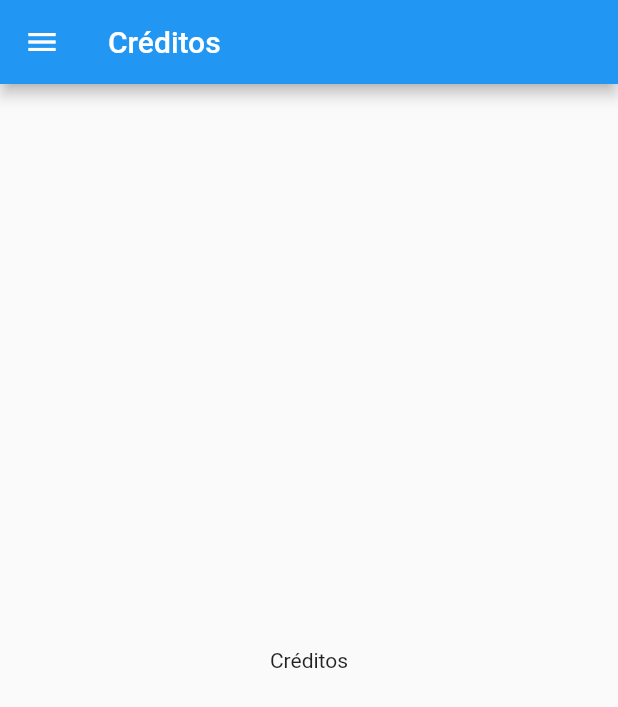
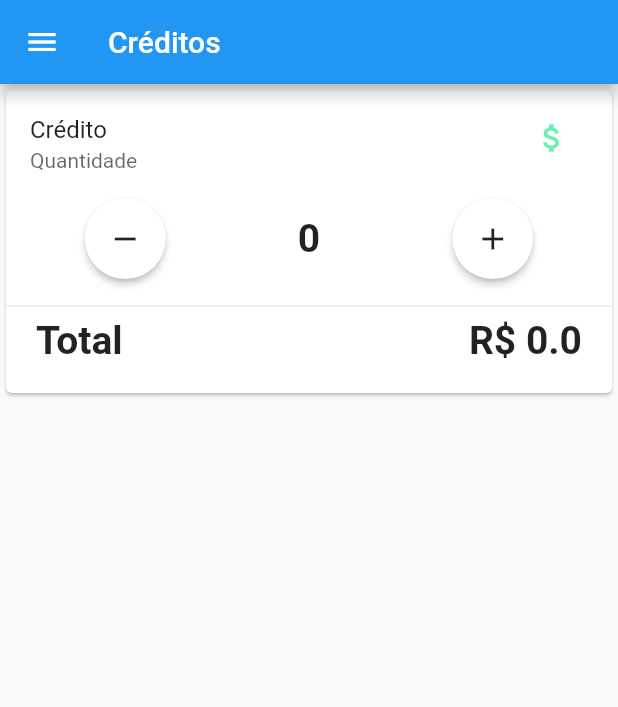
Before and after one commit to raphael-heilbuth/jukebox_controller, a Flutter app: the Creditos screen opened by its route, on a phone screen of 412 x 824 dp. Shown: the top 707 px of the screen. Run offline on Flutter 3.47's test engine with Material 2 defaults, Android fonts, the phone set to English and light mode, and no system bars; missing offline and left inert: http_interceptor; statements that could not run were skipped.

Commit message:
fix: Adicionar creditos. #5

```diff
--- a/lib/http/web.clients/controles_webclient.dart
+++ b/lib/http/web.clients/controles_webclient.dart
@@ -22,4 +22,31 @@ class ControlesWebClient {
 
     return Success.fromJson(jsonDecode(response.body));
   }
+
+  Future<Success> addCredito(qtd) async {
+    final String qtdCreditos = jsonEncode({'QtdCredito': qtd});
+
+    final Response response = await client.post(baseUrl + 'credito',
+        headers: {'Content-type' : 'application/json'},
+        body: qtdCreditos
+    ).timeout(Duration(seconds: 5));
+
+    if (response.statusCode == 200) {
+      return Success.fromJson(jsonDecode(response.body));
+    }
+
+    throw HttpException(_statusCodeResponses[response.statusCode]);
+  }
+
+  static final Map<int, String> _statusCodeResponses = {
+    400: 'Ocorreu um erro ao realizar a transferência',
+    401: 'Falha de autenticação',
+    409: 'Transferência já realizada',
+  };
 }
+
+class HttpException implements Exception {
+  final String message;
+
+  HttpException(this.message);
+}
--- a/lib/http/webclient.dart
+++ b/lib/http/webclient.dart
@@ -1,10 +1,11 @@
 import 'package:http/http.dart';
-import 'package:http_interceptor/http_interceptor.dart';
+import 'package:http_interceptor/http_client_with_interceptor.dart';
 
 import 'intercepts/intercept.dart';
 
 const String baseUrl = 'http://192.168.15.29:8000/';
 
-final Client client = HttpClientWithInterceptor.build(interceptors: [
-  LoggingInterceptor()
-]);
+final Client client = HttpClientWithInterceptor.build(
+  interceptors: [LoggingInterceptor()],
+  requestTimeout: Duration(seconds: 5),
+);
--- a/lib/screens/creditos.dart
+++ b/lib/screens/creditos.dart
@@ -1,18 +1,118 @@
 import 'package:flutter/material.dart';
+import 'package:jukebox_controller/componentes/centered_message.dart';
 import 'package:jukebox_controller/componentes/drawer.dart';
+import 'package:jukebox_controller/componentes/progress.dart';
+import 'package:jukebox_controller/http/web.clients/controles_webclient.dart';
+import 'package:jukebox_controller/models/success.dart';
 
-class Creditos extends StatelessWidget {
+class Creditos extends StatefulWidget {
+  static const String routeName = '/creditos';
 
-  static const String routeName = '/creditos';
+  @override
+  _CreditosState createState() => _CreditosState();
+}
+
+class _CreditosState extends State<Creditos> {
+  final ControlesWebClient _webClientController = ControlesWebClient();
+
+  int qtdCredito = 0;
+  double valorCredito = 0.50;
+  double valorPagar = 0;
 
   @override
   Widget build(BuildContext context) {
     return new Scaffold(
-        appBar: AppBar(
-          title: Text("Créditos"),
+      appBar: AppBar(
+        title: Text("Créditos"),
+      ),
+      drawer: AppDrawer(),
+      body: ListView(children: [
+        Card(
+          clipBehavior: Clip.antiAlias,
+          child: Column(
+            children: [
+              ListTile(
+                title: const Text('Crédito'),
+                subtitle: Text(
+                  'Quantidade',
+                  style: TextStyle(color: Colors.black.withOpacity(0.6)),
+                ),
+                trailing: new Column(
+                  children: <Widget>[
+                    new IconButton(
+                        icon: new Icon(Icons.attach_money),
+                        color: Colors.greenAccent,
+                        onPressed: () {
+                          _webClientController.addCredito(qtdCredito).then((result) {
+                            setState(() {
+                              qtdCredito = 0;
+                              valorPagar = valorCredito * qtdCredito;
+                            });
+                          });
+                        }
+                        ),
+                  ],
+                ),
+              ),
+              Padding(
+                padding: const EdgeInsets.only(bottom: 10.0),
+                child: Row(
+                  mainAxisAlignment: MainAxisAlignment.spaceAround,
+                  children: [
+                    RawMaterialButton(
+                      onPressed: () => {
+                        setState(() {
+                        qtdCredito--;
+                        valorPagar = valorCredito * qtdCredito;
+                      })},
+                      elevation: 2.0,
+                      fillColor: Colors.white,
+                      child: Icon(
+                        Icons.remove,
+                      ),
+                      padding: EdgeInsets.all(15.0),
+                      shape: CircleBorder(),
+                    ),
+                    Text(qtdCredito.toString(),
+                      style: TextStyle(fontSize: 26, fontWeight: FontWeight.bold),
+                    ),
+                    RawMaterialButton(
+                      onPressed: () => {
+                      setState(() {
+                        qtdCredito++;
+                        valorPagar = valorCredito * qtdCredito;
+                      })
+                      },
+                      elevation: 2.0,
+                      fillColor: Colors.white,
+                      child: Icon(
+                        Icons.add,
+                      ),
+                      padding: EdgeInsets.all(15.0),
+                      shape: CircleBorder(),
+                    ),
+                  ],
+                ),
+              ),
+              Divider(),
+              Padding(
+                padding: const EdgeInsets.only(right: 20.0, left: 20.0, bottom: 20.0),
+                child: Row(
+                  mainAxisAlignment: MainAxisAlignment.spaceBetween,
+                  children: [
+                    Text('Total',
+                      style: TextStyle(fontSize: 26, fontWeight: FontWeight.bold),
+                    ),
+                    Text('R\$ ' + valorPagar.toString(),
+                      style: TextStyle(fontSize: 26, fontWeight: FontWeight.bold),
+                    ),
+                  ],
+                ),
+              ),
+            ],
+          ),
         ),
-        drawer: AppDrawer(),
-        body: Center(child: Text("Créditos"))
+      ]),
     );
   }
 }
```
Also changed, not shown: lib/screens/controles.dart (+18 -4 lines), lib/screens/musicas.dart (+7 -9 lines).
